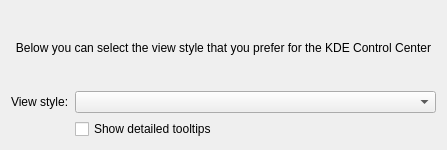
Qt form app/configDialog.ui (KDE/systemsettings) before a commit.
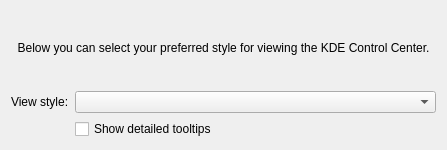
The same form after that commit. Custom widgets are drawn as their Qt base class.

Diff of the .ui file:
```diff
--- a/app/configDialog.ui
+++ b/app/configDialog.ui
@@ -30,7 +30,7 @@
    <item row="0" column="0" colspan="2">
     <widget class="QLabel" name="LblTitle">
      <property name="text">
-      <string>Below you can select the view style that you prefer for the KDE Control Center</string>
+      <string>Below you can select your preferred style for viewing the KDE Control Center.</string>
      </property>
      <property name="alignment">
       <set>Qt::AlignCenter</set>
```
